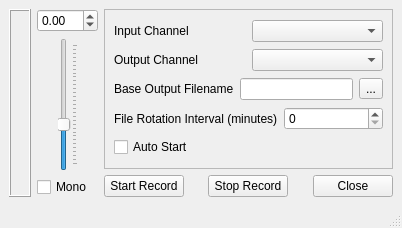
Before: the Qt Designer form mqt/MqtRigRecorder/mainwindow.ui in Rsclub22/Minos2-Mirror, drawn with Qt 5.
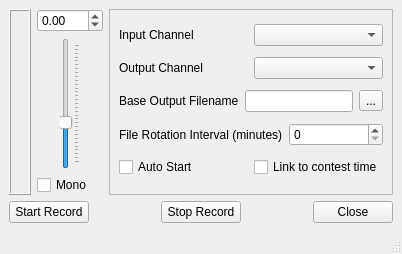
After: the same form once the commit is applied. Custom widgets are drawn as their Qt base class.

Commit message: Don't restart recording after end of contest; crosslink auto and linked

What changed in the file:
```diff
--- a/mqt/MqtRigRecorder/mainwindow.ui
+++ b/mqt/MqtRigRecorder/mainwindow.ui
@@ -7,14 +7,18 @@
     <x>0</x>
     <y>0</y>
     <width>402</width>
-    <height>228</height>
+    <height>254</height>
    </rect>
   </property>
   <property name="windowTitle">
    <string>MainWindow</string>
   </property>
   <widget class="QWidget" name="centralwidget">
-   <layout class="QHBoxLayout" name="horizontalLayout_7">
+   <layout class="QVBoxLayout" name="verticalLayout_2">
+    <item>
+     <layout class="QHBoxLayout" name="horizontalLayout_9">
+      <item>
+       <layout class="QHBoxLayout" name="horizontalLayout_8">
     <item>
      <widget class="QFrame" name="frame">
       <property name="frameShape">
@@ -100,8 +104,8 @@
       </item>
      </layout>
     </item>
-    <item>
-     <layout class="QVBoxLayout" name="verticalLayout_2">
+       </layout>
+      </item>
       <item>
        <widget class="QFrame" name="detailsFrame">
         <property name="frameShape">
@@ -175,14 +179,27 @@
           </layout>
          </item>
          <item>
+          <layout class="QHBoxLayout" name="horizontalLayout_7">
+           <item>
           <widget class="QCheckBox" name="autostartCb">
            <property name="text">
             <string>Auto Start</string>
            </property>
           </widget>
          </item>
-        </layout>
+           <item>
+            <widget class="QCheckBox" name="contestLinkCB">
+             <property name="text">
+              <string>Link to contest time</string>
+             </property>
+            </widget>
+           </item>
+          </layout>
+         </item>
+        </layout>
        </widget>
+      </item>
+     </layout>
       </item>
       <item>
        <layout class="QHBoxLayout" name="horizontalLayout_3">
@@ -232,8 +249,6 @@
            <string>Close</string>
           </property>
          </widget>
-        </item>
-       </layout>
       </item>
      </layout>
     </item>
```
Lines whose indentation alone changed are shown as unchanged. The commit also changes 2 other files.
